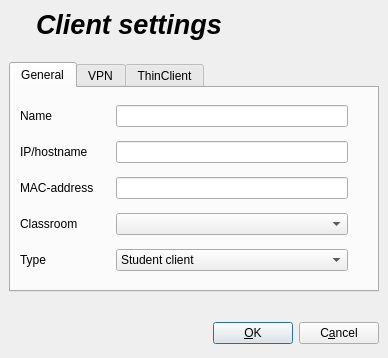
veyon/veyon, file ima/dialogs/client_settings.ui: the form before one commit.
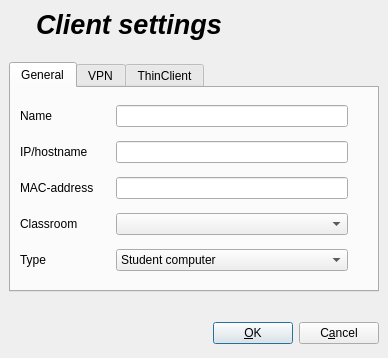
The form after the commit. Icons and pictures are not drawn.

Commit message: fixed/improved texts/strings in UI and other cleanups

The edit to the form file:
```diff
--- a/ima/dialogs/client_settings.ui
+++ b/ima/dialogs/client_settings.ui
@@ -132,7 +132,7 @@
         <widget class="QComboBox" name="typeComboBox" >
          <item>
           <property name="text" >
-           <string>Student client</string>
+           <string>Student computer</string>
           </property>
          </item>
          <item>
```
Left out of the diff: 4 changed lines with no effect on the pictures. The commit also changes 5 other files.
